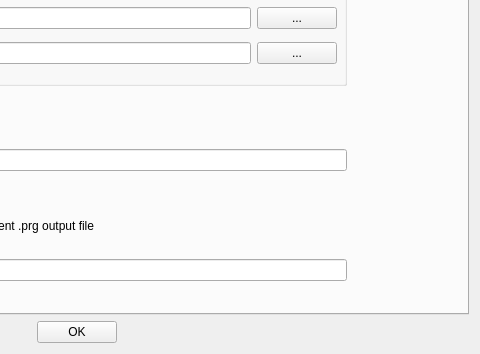
The window that source/dialogtrsesettings.ui (leuat/TRSE) describes before a commit, drawn with Qt 5; both pictures show x 327 to 807 and y 252 to 606 of the 807 by 606 pixel window.
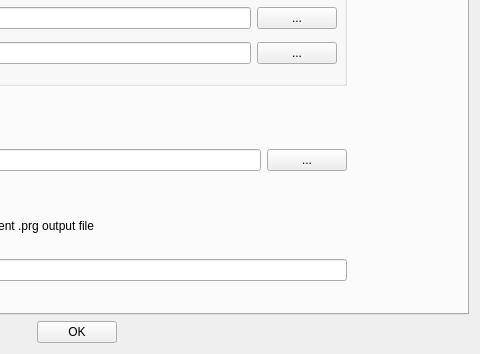
The same window after the commit.

```diff
--- a/source/dialogtrsesettings.ui
+++ b/source/dialogtrsesettings.ui
@@ -247,6 +247,13 @@
             <item>
              <widget class="QLineEdit" name="leC1541"/>
             </item>
+            <item>
+             <widget class="QPushButton" name="btnC1541Emulator">
+              <property name="text">
+               <string>...</string>
+              </property>
+             </widget>
+            </item>
            </layout>
           </item>
          </layout>
```
